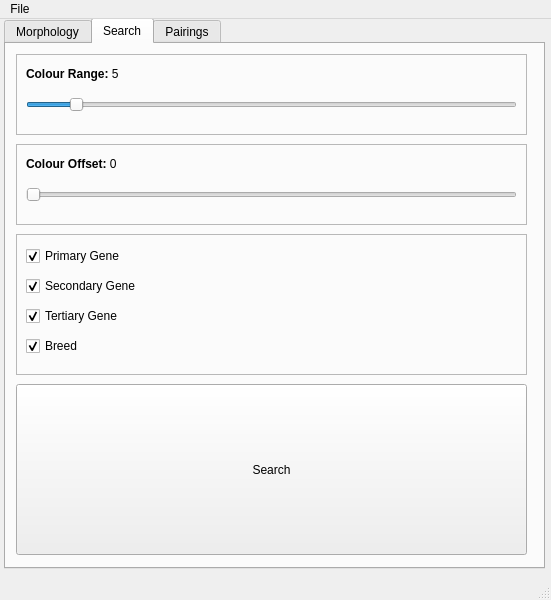
Old version of the form mainwindow.ui in the repository TheCalpolMan/flight-rising-breeding-tracker.
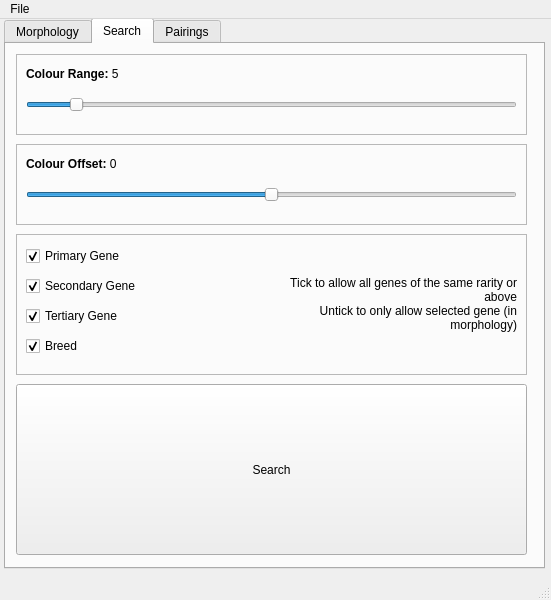
New version of the form. Custom widgets are drawn as their Qt base class.

Commit message: search tab design iterated on, search formulation begins

What changed in the file:
```diff
--- a/mainwindow.ui
+++ b/mainwindow.ui
@@ -1321,14 +1321,17 @@
          <height>22</height>
         </rect>
        </property>
+       <property name="minimum">
+        <number>0</number>
+       </property>
        <property name="maximum">
-        <number>25</number>
+        <number>50</number>
        </property>
        <property name="value">
-        <number>0</number>
+        <number>25</number>
        </property>
        <property name="sliderPosition">
-        <number>0</number>
+        <number>25</number>
        </property>
        <property name="orientation">
         <enum>Qt::Orientation::Horizontal</enum>
@@ -1358,7 +1361,7 @@
         <rect>
          <x>10</x>
          <y>10</y>
-         <width>291</width>
+         <width>241</width>
          <height>24</height>
         </rect>
        </property>
@@ -1390,7 +1393,7 @@
         <rect>
          <x>10</x>
          <y>70</y>
-         <width>231</width>
+         <width>241</width>
          <height>24</height>
         </rect>
        </property>
@@ -1417,6 +1420,22 @@
         <bool>true</bool>
        </property>
       </widget>
+      <widget class="QLabel" name="label_7">
+       <property name="geometry">
+        <rect>
+         <x>260</x>
+         <y>10</y>
+         <width>241</width>
+         <height>121</height>
+        </rect>
+       </property>
+       <property name="text">
+        <string>&lt;html&gt;&lt;head/&gt;&lt;body&gt;&lt;p align=&quot;right&quot;&gt;Tick to allow all genes of the same rarity or above&lt;br/&gt;Untick to only allow selected gene (in morphology)&lt;/p&gt;&lt;/body&gt;&lt;/html&gt;</string>
+       </property>
+       <property name="wordWrap">
+        <bool>true</bool>
+       </property>
+      </widget>
      </widget>
      <widget class="QPushButton" name="pushButton">
       <property name="geometry">
```
The commit also changes 7 other files.
